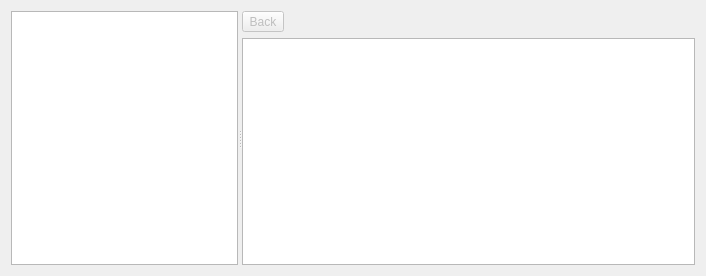
Qt form apps/editor/qt/Windows/ContentExplorer/ContentExplorerWindow.ui (alexjiang200407/bernini) before a commit.
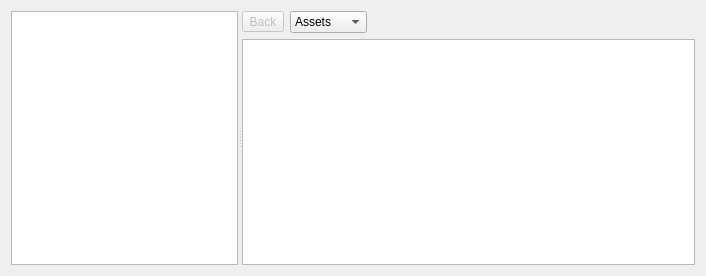
The same form after that commit.

Commit message: feat(editor): an explorer that shows only what was authored (#560)

```diff
--- a/apps/editor/qt/Windows/ContentExplorer/ContentExplorerWindow.ui
+++ b/apps/editor/qt/Windows/ContentExplorer/ContentExplorerWindow.ui
@@ -62,6 +62,23 @@
            </property>
           </widget>
          </item>
+         <item>
+          <widget class="QComboBox" name="ModeSelector">
+           <property name="toolTip">
+            <string>What the browser shows: the project's authored assets, or the textures its imports extracted</string>
+           </property>
+           <item>
+            <property name="text">
+             <string>Assets</string>
+            </property>
+           </item>
+           <item>
+            <property name="text">
+             <string>Textures</string>
+            </property>
+           </item>
+          </widget>
+         </item>
          <item>
           <spacer name="navigationSpacer">
            <property name="orientation">
```
The commit also changes 38 other files.
